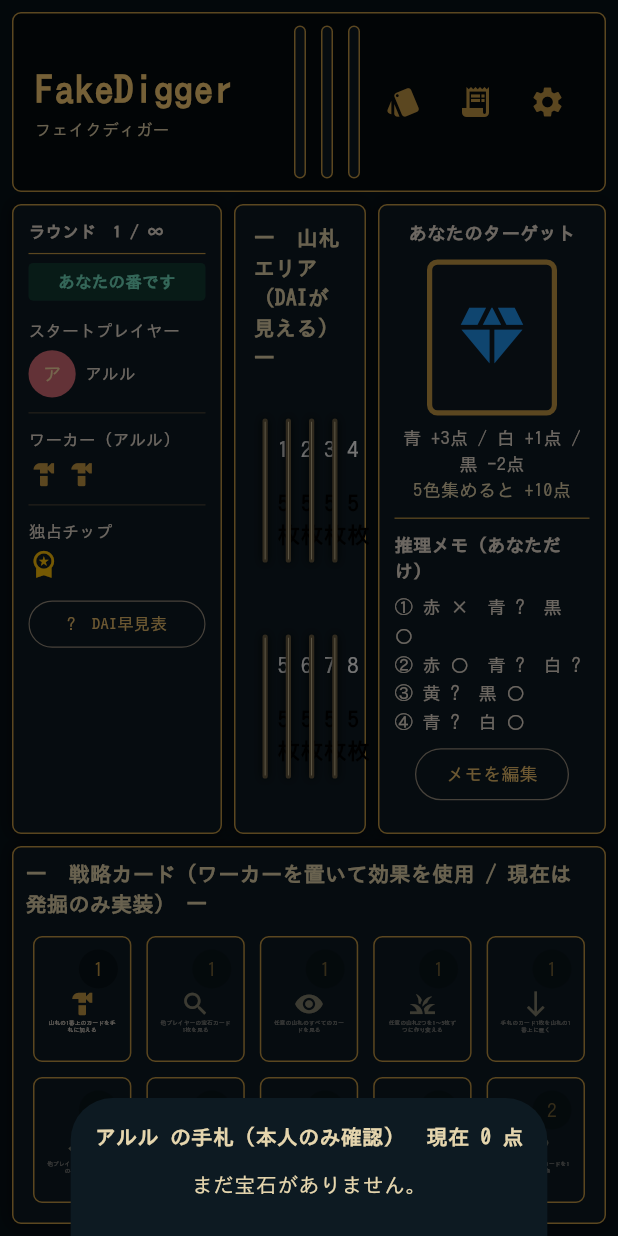
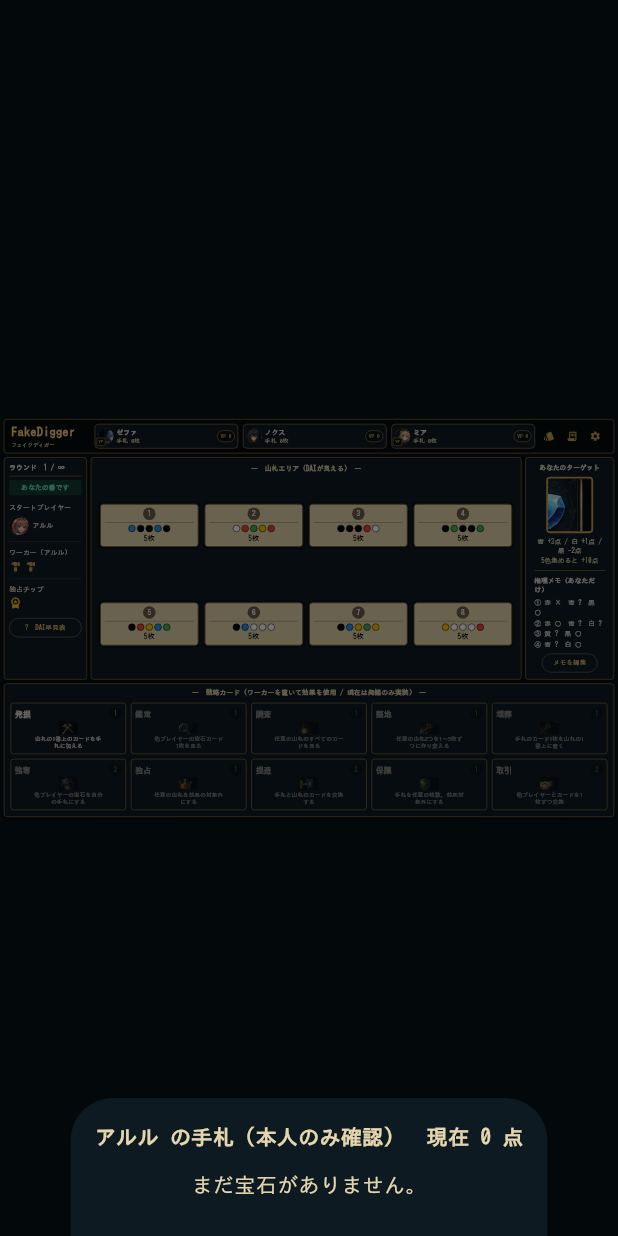
Before and after one commit to perusonao/fakedigger, a Flutter app: the screen it shows after launch, after a tap on the "style" icon, on a phone screen of 412 x 824 dp. Run offline on Flutter 3.47's test engine with Material 3 defaults, Android fonts, the phone set to English and light mode, and no system bars; our stand-ins replace flutter_riverpod, go_router.

Commit message:
Use mockup illustrations and fit the board on one screen everywhere
- Bundle the character portraits, target gem, and 10 strategy-card
  illustrations under assets/img/ and render them in place of placeholder
  icons/text (player avatars, target card, strategy cards)
- Wrap the whole dashboard in a fixed-size FittedBox so the landscape
  layout scales to any viewport instead of collapsing; this fixes the
  squished/overlapping board seen on portrait phones
- models/game_controller: add an optional portrait image per player

Verified with flutter analyze/test (14 tests) and headless screenshots at
desktop and portrait-phone sizes: no squish, no overflow, no scroll.

Co-Authored-By: Claude Opus 4.8 <noreply@anthropic.com>
Claude-Session: https://claude.ai/code/session_01M8To8in6fG7Z6MiFhdjWQC

```diff
--- a/lib/game/game_controller.dart
+++ b/lib/game/game_controller.dart
@@ -36,20 +36,27 @@ GameState createInitialGame({Random? random}) {
         name: 'アルル',
         color: Color(0xffd86c77),
         avatar: 'ア',
+        image: 'assets/img/avatar_arle.png',
         target: Gem.blue,
         role: 'YOU'),
     PlayerState(
         name: 'ゼファ',
         color: Color(0xff46aee8),
         avatar: 'ゼ',
+        image: 'assets/img/avatar_zephyr.png',
         target: Gem.red,
         role: 'YP'),
     PlayerState(
-        name: 'ノクス', color: Color(0xff76688e), avatar: 'ノ', target: Gem.green),
+        name: 'ノクス',
+        color: Color(0xff76688e),
+        avatar: 'ノ',
+        image: 'assets/img/avatar_nox.png',
+        target: Gem.green),
     PlayerState(
         name: 'ミア',
         color: Color(0xffe5ad54),
         avatar: 'ミ',
+        image: 'assets/img/avatar_mia.png',
         target: Gem.yellow,
         role: 'YP'),
   ];
--- a/lib/game/models.dart
+++ b/lib/game/models.dart
@@ -68,6 +68,7 @@ class PlayerState {
     required this.color,
     required this.avatar,
     required this.target,
+    this.image,
     this.hand = const [],
     this.workers = kWorkersPerPlayer,
     this.role,
@@ -80,6 +81,9 @@ class PlayerState {
   final Color color;
   final String avatar;
 
+  /// キャラクターの立ち絵アセット（省略時は [avatar] の文字を表示）。
+  final String? image;
+
   /// このプレイヤーのターゲット色（赤・青・黄・緑のいずれか）。
   final Gem target;
   final List<HandCard> hand;
@@ -91,6 +95,7 @@ class PlayerState {
         color: color,
         avatar: avatar,
         target: target,
+        image: image,
         role: role,
         hand: hand ?? this.hand,
         workers: workers ?? this.workers,
--- a/lib/main.dart
+++ b/lib/main.dart
@@ -24,6 +24,14 @@ const panel = Color(0xff0d1a22);
 const gold = Color(0xffc69a45);
 const parchment = Color(0xffe5d5ad);
 const teal = Color(0xff72e1c1);
+
+/// プレイヤーの立ち絵（画像があれば画像、なければ文字）を丸く表示する。
+Widget playerAvatar(PlayerState p, double radius) => CircleAvatar(
+      radius: radius,
+      backgroundColor: p.color,
+      foregroundImage: p.image == null ? null : AssetImage(p.image!),
+      child: Text(p.avatar),
+    );
 
 class FakeDiggerApp extends ConsumerWidget {
   const FakeDiggerApp({super.key});
@@ -56,8 +64,17 @@ class GameScreen extends ConsumerWidget {
       if (next && prev != true) _showResult(context, ref);
     });
 
+    // ダッシュボードは横長構成の固定基準サイズで作り、画面に合わせて等比縮小する。
+    // これにより縦長スマホでも各パネルが潰れず、モック通りの配置を保つ。
     return Scaffold(
+      backgroundColor: ink,
       body: SafeArea(
+        child: Center(
+          child: FittedBox(
+            fit: BoxFit.contain,
+            child: SizedBox(
+              width: 1280,
+              height: 840,
               child: Padding(
                 padding: const EdgeInsets.all(8),
                 child: Column(
@@ -69,6 +86,9 @@ class GameScreen extends ConsumerWidget {
                     SizedBox(height: 8),
                     Expanded(flex: 33, child: StrategySection()),
                   ],
+                ),
+              ),
+            ),
           ),
         ),
       ),
@@ -119,14 +139,7 @@ class GameScreen extends ConsumerWidget {
                         ],
                       ),
                     ),
-                    CircleAvatar(
-                      radius: 14,
-                      backgroundColor: row.player.color,
-                      child: Text(
-                        row.player.avatar,
-                        style: const TextStyle(fontSize: 12),
-                      ),
-                    ),
+                    playerAvatar(row.player, 14),
                     const SizedBox(width: 8),
                     Expanded(child: Text(row.player.name)),
                     Text(
@@ -342,11 +355,7 @@ class PlayerChip extends StatelessWidget {
             Stack(
               clipBehavior: Clip.none,
               children: [
-                CircleAvatar(
-                  radius: 16,
-                  backgroundColor: player.color,
-                  child: Text(player.avatar),
-                ),
+                playerAvatar(player, 16),
                 if (player.role != null)
                   Positioned(
                     left: -4,
@@ -513,8 +522,7 @@ class RoundPanel extends ConsumerWidget {
         const SizedBox(height: 6),
         Row(
           children: [
-            CircleAvatar(
-                backgroundColor: start.color, child: Text(start.avatar)),
+            playerAvatar(start, 20),
             const SizedBox(width: 8),
             Text(start.name),
           ],
@@ -721,8 +729,11 @@ class TargetPanel extends ConsumerWidget {
             border: Border.all(color: gold, width: 4),
             borderRadius: BorderRadius.circular(8),
           ),
-          child:
-              Center(child: Icon(Icons.diamond, size: 60, color: target.color)),
+          clipBehavior: Clip.antiAlias,
+          child: target == Gem.blue
+              ? Image.asset('assets/img/gem_blue.png', fit: BoxFit.cover)
+              : Center(
+                  child: Icon(Icons.diamond, size: 60, color: target.color)),
         ),
         const SizedBox(height: 8),
         Text('${target.label} +3点 / 白 +1点 / 黒 -2点',
@@ -771,8 +782,9 @@ class TargetPanel extends ConsumerWidget {
 }
 
 class ActionData {
-  const ActionData(this.title, this.icon, this.cost, this.description);
-  final String title, description;
+  const ActionData(
+      this.title, this.icon, this.cost, this.description, this.image);
+  final String title, description, image;
   final IconData icon;
   final int cost;
 }
@@ -780,16 +792,26 @@ class ActionData {
 class StrategySection extends StatelessWidget {
   const StrategySection({super.key});
   static const actions = [
-    ActionData('発掘', Icons.hardware, 1, '山札の1番上のカードを手札に加える'),
-    ActionData('鑑定', Icons.search, 1, '他プレイヤーの宝石カード1枚を見る'),
-    ActionData('調査', Icons.visibility, 1, '任意の山札のすべてのカードを見る'),
-    ActionData('整地', Icons.grass, 1, '任意の山札2つを1〜5枚ずつに作り変える'),
-    ActionData('埋葬', Icons.south, 1, '手札のカード1枚を山札の1番上に置く'),
-    ActionData('強奪', Icons.pan_tool, 2, '他プレイヤーの宝石を自分の手札にする'),
-    ActionData('独占', Icons.workspace_premium, 1, '任意の山札を効果の対象外にする'),
-    ActionData('捏造', Icons.swap_horiz, 2, '手札と山札のカードを交換する'),
-    ActionData('保護', Icons.shield, 1, '手札を任意の枚数、効果対象外にする'),
-    ActionData('取引', Icons.handshake, 2, '他プレイヤーとカードを1枚ずつ交換'),
+    ActionData(
+        '発掘', Icons.hardware, 1, '山札の1番上のカードを手札に加える', 'assets/img/act_dig.png'),
+    ActionData('鑑定', Icons.search, 1, '他プレイヤーの宝石カード1枚を見る',
+        'assets/img/act_appraise.png'),
+    ActionData('調査', Icons.visibility, 1, '任意の山札のすべてのカードを見る',
+        'assets/img/act_investigate.png'),
+    ActionData('整地', Icons.grass, 1, '任意の山札2つを1〜5枚ずつに作り変える',
+        'assets/img/act_level.png'),
+    ActionData(
+        '埋葬', Icons.south, 1, '手札のカード1枚を山札の1番上に置く', 'assets/img/act_bury.png'),
+    ActionData('強奪', Icons.pan_tool, 2, '他プレイヤーの宝石を自分の手札にする',
+        'assets/img/act_rob.png'),
+    ActionData('独占', Icons.workspace_premium, 1, '任意の山札を効果の対象外にする',
+        'assets/img/act_monopoly.png'),
+    ActionData('捏造', Icons.swap_horiz, 2, '手札と山札のカードを交換する',
+        'assets/img/act_fabricate.png'),
+    ActionData('保護', Icons.shield, 1, '手札を任意の枚数、効果対象外にする',
+        'assets/img/act_protect.png'),
+    ActionData('取引', Icons.handshake, 2, '他プレイヤーとカードを1枚ずつ交換',
+        'assets/img/act_trade.png'),
   ];
   @override
   Widget build(BuildContext context) => GoldPanel(
@@ -882,13 +904,9 @@ class ActionCard extends ConsumerWidget {
                 ),
                 Expanded(
                   child: Center(
-                    child: FittedBox(
-                      fit: BoxFit.scaleDown,
-                      child: Icon(
-                        data.icon,
-                        size: 40,
-                        color: implemented ? gold : parchment,
-                      ),
+                    child: Padding(
+                      padding: const EdgeInsets.symmetric(vertical: 2),
+                      child: Image.asset(data.image, fit: BoxFit.contain),
                     ),
                   ),
                 ),
--- a/pubspec.yaml
+++ b/pubspec.yaml
@@ -19,6 +19,8 @@ dev_dependencies:
 
 flutter:
   uses-material-design: true
+  assets:
+    - assets/img/
   fonts:
     - family: AppJP
       fonts:
```
Also changed, not shown: assets/img/act_appraise.png (added), assets/img/act_bury.png (added), assets/img/act_dig.png (added), assets/img/act_fabricate.png (added), assets/img/act_investigate.png (added), assets/img/act_level.png (added), assets/img/act_monopoly.png (added), assets/img/act_protect.png (added), assets/img/act_rob.png (added), assets/img/act_trade.png (added), assets/img/avatar_arle.png (added), assets/img/avatar_mia.png (added), assets/img/avatar_nox.png (added), assets/img/avatar_zephyr.png (added), 1 more files. Lines whose indentation alone changed are shown as unchanged.
